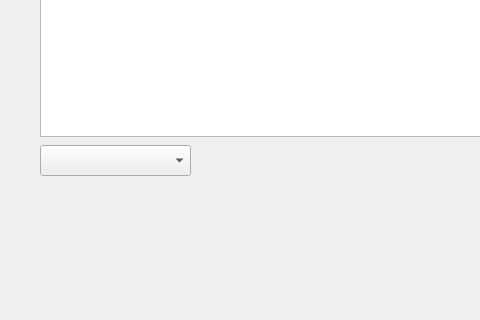
Qt form mainwindow.ui (valdisl0ve/Step_base) before a commit; both pictures show x 0 to 480 and y 135 to 455 of the 1115 by 610 pixel window.
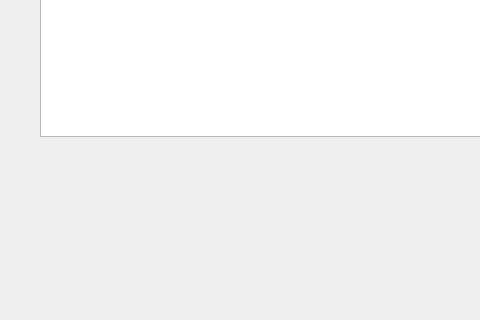
The same form after that commit. Icons and pictures are not drawn.

The edit to the form file:
```diff
--- a/mainwindow.ui
+++ b/mainwindow.ui
@@ -30,16 +30,6 @@
      </rect>
     </property>
    </widget>
-   <widget class="QComboBox" name="comboBox">
-    <property name="geometry">
-     <rect>
-      <x>40</x>
-      <y>280</y>
-      <width>151</width>
-      <height>31</height>
-     </rect>
-    </property>
-   </widget>
    <widget class="QPushButton" name="btnAdd">
     <property name="geometry">
      <rect>
```
Left out of the diff: 18 changed lines with no effect on the pictures.
